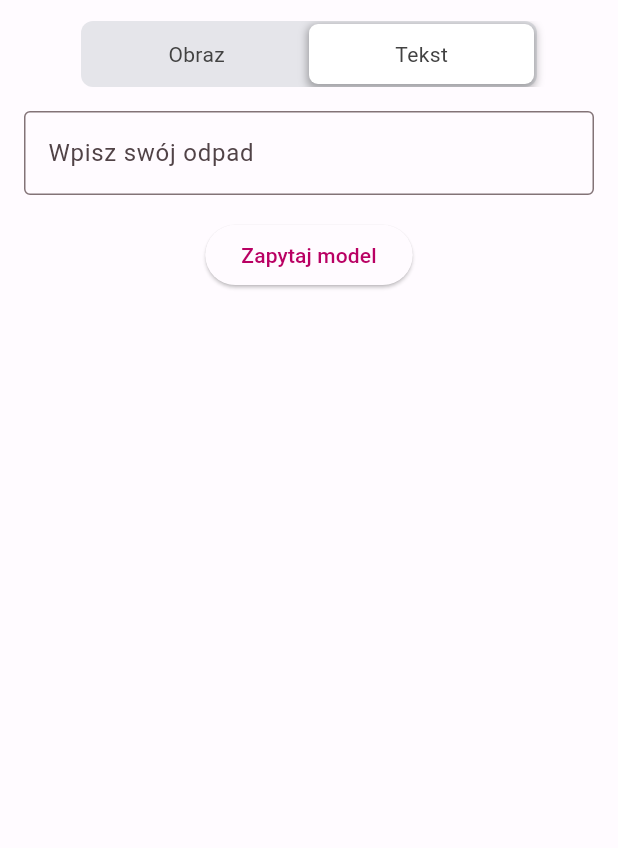
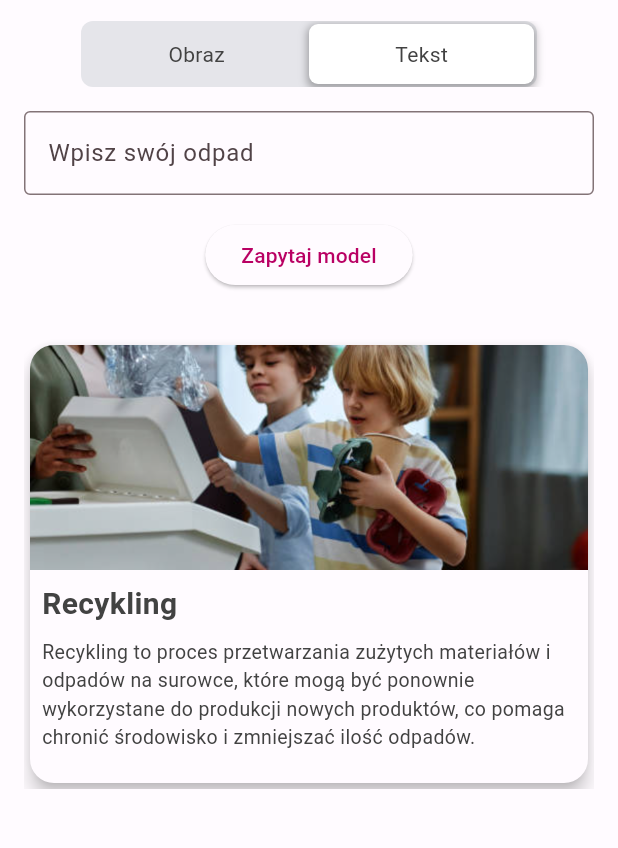
Before and after one commit to Duracyq/hackathon2024_pizamka, a Flutter app: the screen it shows after launch, item 2 of the bottom bar chosen, after a tap on "Zapytaj model", on a phone screen of 412 x 824 dp, the part 63-911 px from its top. Run offline on Flutter 3.47's test engine with Material 3 defaults, Android fonts, the phone set to English and light mode, and no system bars; drawn by our look-alikes of custom_sliding_segmented_control; our stand-ins replace cloud_firestore, firebase_core, firebase_messaging, getwidget, google_generative_ai, image_picker and 1 more; missing offline and left inert: cuberto_bottom_bar, deadsimplechat_sdk_flutter, dot_curved_bottom_nav; accounts and stored records are empty; network calls fail.

Commit message:
piekna apka ( prawie )

```diff
--- a/lib/info.dart
+++ b/lib/info.dart
@@ -1,4 +1,5 @@
 import 'package:flutter/material.dart';
+import 'package:flutter/services.dart';
 import 'package:provider/provider.dart';
 
 import 'drawer.dart';
@@ -17,16 +18,76 @@ class Info extends StatefulWidget {
 
 class _InfoState extends State<Info> {
   final TextEditingController _controller = TextEditingController();
+  final PageController _cardController = PageController();
   String _responseText = '';
+  String prompt = '';
+  final List<Map<String, String>> cardData = [
+    {
+      'image': 'assets/dzieci.png',
+      'title': 'Recykling',
+      'description':
+          'Recykling to proces przetwarzania zużytych materiałów i odpadów na surowce, które mogą być ponownie wykorzystane do produkcji nowych produktów, co pomaga chronić środowisko i zmniejszać ilość odpadów.'
+    },
+    {
+      'image': 'assets/yellow.png',
+      'title': 'Żółty',
+      'description':
+          'Odpady z plastiku i metalu, takie jak butelki, puszki, opakowania wielomateriałowe.'
+    },
+    {
+      'image': 'assets/green.png',
+      'title': 'Zielony',
+      'description':
+          'Odpady szklane, czyli butelki, słoiki i inne produkty ze szkła.'
+    },
+    {
+      'image': 'assets/red.png',
+      'title': 'Brązowy',
+      'description':
+          'Odpady bio, takie jak resztki jedzenia, obierki i inne organiczne materiały.'
+    },
+    {
+      'image': 'assets/blue.png',
+      'title': 'Niebieski',
+      'description':
+          'Odpady papierowe, np. gazety, kartony, zeszyty i inne wyroby papiernicze.'
+    },
+    {
+      'image': 'assets/black.png',
+      'title': 'Czarny',
+      'description':
+          'Odpady zmieszane, których nie można posegregować, takie jak brudne opakowania i resztki tworzyw sztucznych.'
+    },
+  ];
+
+  @override
+  void initState() {
+    super.initState();
+    _loadPrompt();
+  }
+
+  Future<void> _loadPrompt() async {
+    try {
+      final loadedPrompt = await rootBundle.loadString('lib/prompt.txt');
+      setState(() {
+        prompt = loadedPrompt;
+      });
+    } catch (e) {
+      print('Error loading prompt: $e');
+    }
+  }
 
   Future<void> _sendRequest() async {
+    if (prompt.isEmpty) {
+      // Ensure prompt is loaded before sending request
+      await _loadPrompt();
+    }
+
     final model = GenerativeModel(
       model: 'gemini-1.5-flash-latest',
       apiKey: apiKey,
     );
 
-    final prompt =
-        "Napisz w jednym wyrazie kolor smietnika do ktorego powinienem wrzuc moj smiec";
     final userInput = _controller.text;
     final combinedPrompt = '$prompt $userInput';
     final content = [Content.text(combinedPrompt)];
@@ -34,15 +95,17 @@ class _InfoState extends State<Info> {
 
     setState(() {
       _responseText = response.text!;
+      // Assuming the response text contains the index of the card to display
+      int cardIndex = int.tryParse(response.text!) ?? 0;
+      _cardController.jumpToPage(cardIndex);
     });
   }
 
   @override
   Widget build(BuildContext context) {
-    double screenWidth = MediaQuery.of(context).size.width;
-    double screenHeight = MediaQuery.of(context).size.height;
     return Scaffold(
-      body: Padding(
+      body: SingleChildScrollView(
+        child: Padding(
           padding: const EdgeInsets.all(16.0),
           child: Column(
             children: [
@@ -59,57 +122,60 @@ class _InfoState extends State<Info> {
                 child: Text('Zapytaj model'),
               ),
               SizedBox(height: 16),
-            Text(_responseText),
+              //Text(_responseText),
               SizedBox(height: 16),
-            /*
-            SizedBox(
-              width: screenWidth,
-              height: screenHeight - 140, // Consider adjusting this value
-              child: ListView.builder(
-                physics: const BouncingScrollPhysics(),
-                itemCount: 6,
-                scrollDirection: Axis.vertical,
+              Container(
+                height: 300,
+                child: PageView.builder(
+                  controller: _cardController,
+                  itemCount: cardData.length,
                   itemBuilder: (context, index) {
-                  double itemHeight = index == 0 ? 120 : 300;
-
-                  if (index == 0) {
-                    // First element, the carousel
-                    return Padding(
-                      padding: const EdgeInsets.all(6.0),
-                      child: SingleChildScrollView(
-                        child: GFCarousel(
-                          items: _buildCarouselItems(screenWidth, color),
-                          pauseAutoPlayOnTouch: const Duration(seconds: 1),
-                          height: itemHeight,
-                          aspectRatio: 16 / 9,
-                          viewportFraction: 0.9,
-                          autoPlay: true,
-                          autoPlayInterval: const Duration(seconds: 8),
-                          autoPlayAnimationDuration: const Duration(seconds: 1),
-                          autoPlayCurve: Curves.fastOutSlowIn,
-                          enlargeMainPage: true,
-                          hasPagination: true,
-                          initialPage: 0,
-                          enableInfiniteScroll: true,
-                          scrollDirection: Axis.horizontal,
+                    final card = cardData[index];
+                    return Card(
+                      shape: RoundedRectangleBorder(
+                        borderRadius: BorderRadius.circular(16.0),
+                      ),
+                      elevation: 5,
+                      child: Column(
+                        crossAxisAlignment: CrossAxisAlignment.start,
+                        children: [
+                          ClipRRect(
+                            borderRadius: BorderRadius.vertical(
+                              top: Radius.circular(16.0),
+                            ),
+                            child: Image.asset(
+                              card['image']!,
+                              height: 150,
+                              width: double.infinity,
+                              fit: index == 0 ? BoxFit.cover : BoxFit.contain,
                             ),
                           ),
-                    );
-                  } else {
-                    // Other elements, the post tiles
-                    return SizedBox(
-                      height: screenHeight - 255,
-                      child: Padding(
-                        padding: const EdgeInsets.all(6.0),
-                        //child: _buildPostTile(context),
+                          Padding(
+                            padding: const EdgeInsets.all(8.0),
+                            child: Text(
+                              card['title']!,
+                              style: TextStyle(
+                                fontSize: 20,
+                                fontWeight: FontWeight.bold,
+                              ),
+                            ),
+                          ),
+                          Padding(
+                            padding:
+                                const EdgeInsets.symmetric(horizontal: 8.0),
+                            child: Text(
+                              card['description']!,
+                              style: TextStyle(fontSize: 13),
+                            ),
+                          ),
+                        ],
                       ),
                     );
-                  }
                   },
                 ),
               ),
-            */
             ],
+          ),
         ),
       ),
     );
--- a/lib/nowy_search.dart
+++ b/lib/nowy_search.dart
@@ -35,6 +35,38 @@ class _SearchPageNewState extends State<SearchPageNew> {
     });
   }
 
+  final List<Map<String, String>> cardData = [
+    {
+      'image': 'https://via.placeholder.com/150',
+      'title': 'Tytuł 1',
+      'description': 'Opis karty 1. To jest przykładowy opis dla karty numer 1.'
+    },
+    {
+      'image': 'https://via.placeholder.com/150',
+      'title': 'Tytuł 2',
+      'description': 'Opis karty 2. To jest przykładowy opis dla karty numer 2.'
+    },
+    {
+      'image': 'https://via.placeholder.com/150',
+      'title': 'Tytuł 3',
+      'description': 'Opis karty 3. To jest przykładowy opis dla karty numer 3.'
+    },
+    {
+      'image': 'https://via.placeholder.com/150',
+      'title': 'Tytuł 4',
+      'description': 'Opis karty 4. To jest przykładowy opis dla karty numer 4.'
+    },
+    {
+      'image': 'https://via.placeholder.com/150',
+      'title': 'Tytuł 5',
+      'description': 'Opis karty 5. To jest przykładowy opis dla karty numer 5.'
+    },
+    {
+      'image': 'https://via.placeholder.com/150',
+      'title': 'Tytuł 6',
+      'description': 'Opis karty 6. To jest przykładowy opis dla karty numer 6.'
+    },
+  ];
   Future<void> _uploadImage() async {
     if (_image == null) return;
 
--- /dev/null
+++ b/lib/prompt.txt
@@ -0,0 +1,24 @@
+Zadanie: Na podstawie podanego opisu odpadów, określ, do którego kosza na śmieci należy wrzucić dany odpad. Dostępne są następujące kosze:
+
+1 - żółty: plastik, metal
+2 - zielony: szkło
+3 - brązowy: odpady bio (organiczne)
+4 - niebieski: papier
+5 - czarny: odpady zmieszane (których nie da się segregować)
+
+
+Przykłady odpadów:
+
+Banan – brązowy (bio)
+Plastikowa butelka po napoju – żółty (plastik)
+Słoik po dżemie – zielony (szkło)
+Gazeta – niebieski (papier)
+Karton po mleku – żółty (plastik, kartony wielomateriałowe)
+Skórka od jabłka – brązowy (bio)
+Puszka po napoju – żółty (metal)
+Opakowanie po chipsach – czarny (zmieszane)
+Resztki mięsa – czarny (zmieszane)
+Szklana butelka po piwie – zielony (szkło)
+
+Na podstawie tych przykładów, określ dla każdego opisu, do którego kosza należy wrzucić dany odpad w formie odpowiadającej cyfry.
+Odpowiedz jedna cyfrą.
```
Also changed, not shown: pubspec.yaml (+7 -0 lines), assets/black.png (added), assets/blue.png (added), assets/dzieci.png (added), assets/green.png (added), assets/red.png (added), assets/yellow.png (added). Lines whose indentation alone changed are shown as unchanged.
